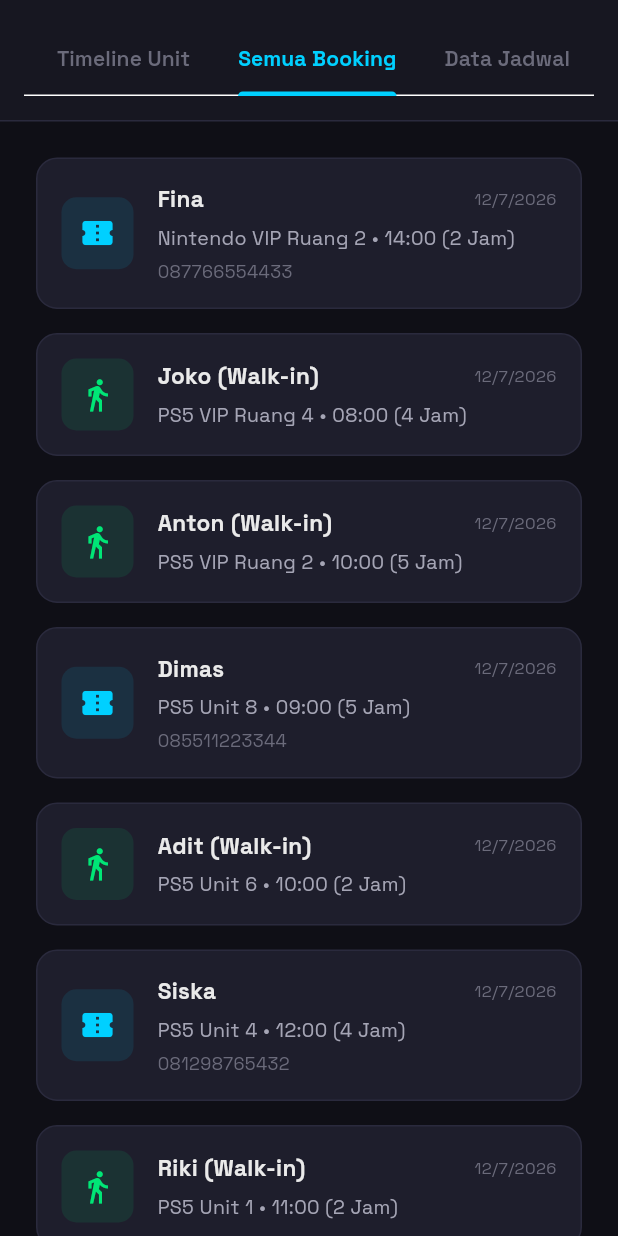
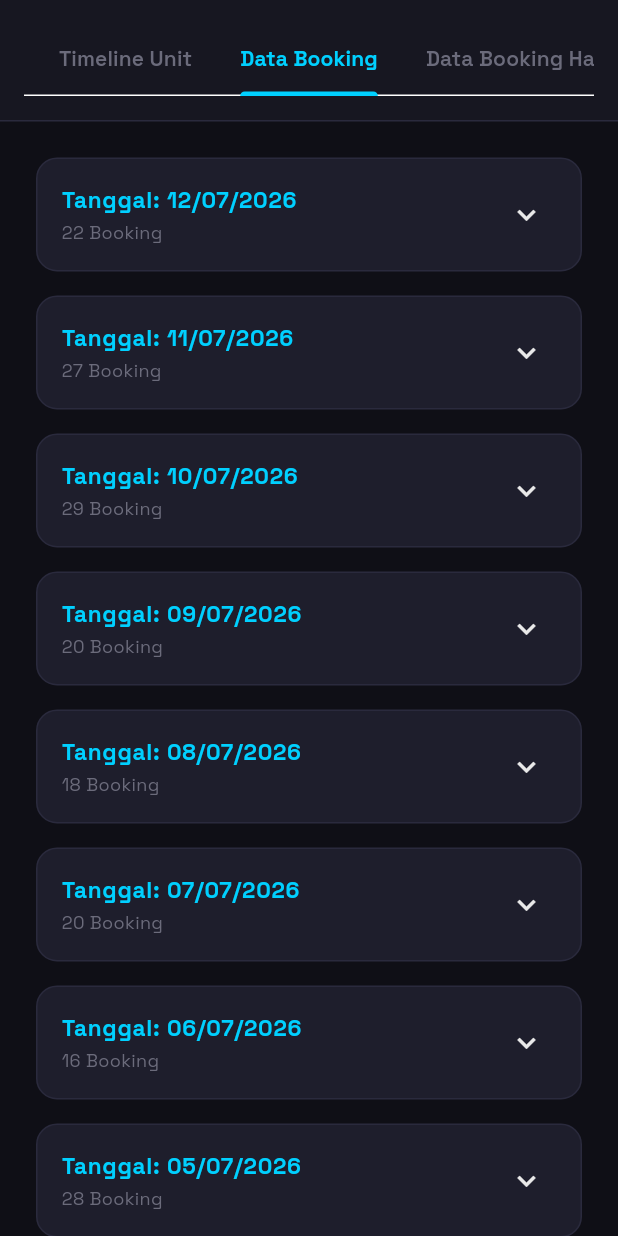
Before and after one commit to lepi-da-vinci/rental-ps-app, a Flutter app: the AdminScreen widget shown alone on an empty page, opened directly, tab 3 chosen, on a phone screen of 412 x 824 dp. Run offline on Flutter 3.47's test engine with Material 3 defaults, Android fonts, the phone set to English and light mode, and no system bars; our stand-ins replace google_fonts.

```diff
--- a/lib/data/dummy_data.dart
+++ b/lib/data/dummy_data.dart
@@ -85,101 +85,7 @@ List<UnitStatus> getDummyUnitStatus() {
   ];
 }
 
-List<Booking> getDummyBookings() {
-  final now = DateTime.now();
-  return [
-    Booking(
-      id: 'WI-DUMMY1',
-      customerName: 'Budi (Walk-in)',
-      phone: '-',
-      psType: 'PS4',
-      date: now,
-      time: '14:00',
-      duration: '2 Jam',
-      assignedUnit: 'PS4 Unit 2',
-    ),
-    Booking(
-      id: 'ONL-DUMMY2',
-      customerName: 'Sandi',
-      phone: '081234567890',
-      psType: 'PS4',
-      date: now,
-      time: '13:00',
-      duration: '4 Jam',
-      assignedUnit: 'PS4 Unit 4',
-    ),
-    Booking(
-      id: 'WI-DUMMY3',
-      customerName: 'Riki (Walk-in)',
-      phone: '-',
-      psType: 'PS5',
-      date: now,
-      time: '11:00',
-      duration: '2 Jam',
-      assignedUnit: 'PS5 Unit 1',
-    ),
-    Booking(
-      id: 'ONL-DUMMY4',
-      customerName: 'Siska',
-      phone: '081298765432',
-      psType: 'PS5',
-      date: now,
-      time: '12:00',
-      duration: '4 Jam',
-      assignedUnit: 'PS5 Unit 4',
-    ),
-    Booking(
-      id: 'WI-DUMMY5',
-      customerName: 'Adit (Walk-in)',
-      phone: '-',
-      psType: 'PS5',
-      date: now,
-      time: '10:00', // Adjusted 10:30 to 10:00 for hourly blocks
-      duration: '2 Jam',
-      assignedUnit: 'PS5 Unit 6',
-    ),
-    Booking(
-      id: 'ONL-DUMMY6',
-      customerName: 'Dimas',
-      phone: '085511223344',
-      psType: 'PS5',
-      date: now,
-      time: '09:00',
-      duration: '5 Jam',
-      assignedUnit: 'PS5 Unit 8',
-    ),
-    Booking(
-      id: 'WI-DUMMY7',
-      customerName: 'Anton (Walk-in)',
-      phone: '-',
-      psType: 'PS5 VIP',
-      date: now,
-      time: '10:00',
-      duration: '5 Jam',
-      assignedUnit: 'PS5 VIP Ruang 2',
-    ),
-    Booking(
-      id: 'WI-DUMMY8',
-      customerName: 'Joko (Walk-in)',
-      phone: '-',
-      psType: 'PS5 VIP',
-      date: now,
-      time: '08:00',
-      duration: '4 Jam',
-      assignedUnit: 'PS5 VIP Ruang 4',
-    ),
-    Booking(
-      id: 'ONL-DUMMY9',
-      customerName: 'Fina',
-      phone: '087766554433',
-      psType: 'Nintendo VIP',
-      date: now,
-      time: '14:00', // Adjusted 14:30 to 14:00
-      duration: '2 Jam',
-      assignedUnit: 'Nintendo VIP Ruang 2',
-    ),
-  ];
-}
+
 
 // ══════════════════════════════════════════
 //  Game Catalog
--- a/lib/providers/booking_provider.dart
+++ b/lib/providers/booking_provider.dart
@@ -3,6 +3,7 @@ import 'package:flutter/material.dart';
 import '../models/booking.dart';
 import '../models/ps_unit.dart';
 import '../data/dummy_data.dart';
+import '../data/dummy_bookings.dart';
 
 class BookingProvider extends ChangeNotifier {
   final List<Booking> _bookings = [];
@@ -16,7 +17,7 @@ class BookingProvider extends ChangeNotifier {
 
   BookingProvider() {
     // Muat data booking dummy awal
-    _bookings.addAll(getDummyBookings());
+    _bookings.addAll(getDummyBookings(_now));
 
     _clockTimer = Timer.periodic(const Duration(seconds: 60), (_) {
       _now = DateTime.now();
--- a/lib/screens/admin_screen.dart
+++ b/lib/screens/admin_screen.dart
@@ -63,8 +63,8 @@ class _AdminScreenState extends State<AdminScreen>
             tabs: const [
               Tab(text: 'Dashboard'),
               Tab(text: 'Timeline Unit'),
-              Tab(text: 'Semua Booking'),
-              Tab(text: 'Data Jadwal'),
+              Tab(text: 'Data Booking'),
+              Tab(text: 'Data Booking Hari Ini'),
             ],
           ),
         ),
@@ -76,7 +76,7 @@ class _AdminScreenState extends State<AdminScreen>
               _buildDashboard(),
               _buildUnitTimeline(),
               _buildBookingList(),
-              _buildDataJadwal(),
+              _buildTodayBookings(),
             ],
           ),
         ),
@@ -545,7 +545,7 @@ class _AdminScreenState extends State<AdminScreen>
   Widget _buildBookingList() {
     return Consumer<BookingProvider>(
       builder: (context, provider, child) {
-        final allBookings = provider.bookings.reversed.toList(); // newest first
+        final allBookings = provider.bookings.toList();
         if (allBookings.isEmpty) {
           return Center(
             child: Text(
@@ -555,109 +555,88 @@ class _AdminScreenState extends State<AdminScreen>
           );
         }
 
+        // Group by date string 'yyyy-MM-dd'
+        final grouped = <String, List<Booking>>{};
+        for (var b in allBookings) {
+          final dateStr = '${b.date.year}-${b.date.month.toString().padLeft(2, '0')}-${b.date.day.toString().padLeft(2, '0')}';
+          grouped.putIfAbsent(dateStr, () => []).add(b);
+        }
+
+        final sortedDates = grouped.keys.toList()..sort((a, b) => b.compareTo(a)); // newest first
+
         return ListView.separated(
           padding: const EdgeInsets.all(24),
-          itemCount: allBookings.length,
+          itemCount: sortedDates.length,
           separatorBuilder: (context, index) => const SizedBox(height: 16),
           itemBuilder: (context, index) {
-            final b = allBookings[index];
+            final dateStr = sortedDates[index];
+            final bookings = grouped[dateStr]!;
+
+            // Just for display formatting
+            final parts = dateStr.split('-');
+            final displayDate = '${parts[2]}/${parts[1]}/${parts[0]}';
+
+            return Container(
+              decoration: AppTheme.cardDecoration(),
+              child: Theme(
+                data: Theme.of(context).copyWith(dividerColor: Colors.transparent),
+                child: ExpansionTile(
+                  title: Text(
+                    'Tanggal: $displayDate',
+                    style: GoogleFonts.spaceGrotesk(
+                      fontWeight: FontWeight.bold,
+                      color: AppTheme.accentCyan,
+                    ),
+                  ),
+                  subtitle: Text(
+                    '${bookings.length} Booking',
+                    style: GoogleFonts.spaceGrotesk(
+                      color: AppTheme.textMuted,
+                      fontSize: 12,
+                    ),
+                  ),
+                  children: bookings.map((b) {
                     final isWalkIn = b.id.startsWith('WI-');
-            return Dismissible(
-              key: Key(b.id),
-              direction: DismissDirection.endToStart,
-              background: Container(
-                padding: const EdgeInsets.only(right: 20),
-                alignment: Alignment.centerRight,
-                decoration: BoxDecoration(
-                  color: AppTheme.accentRed,
-                  borderRadius: BorderRadius.circular(14),
+                    return ListTile(
+                      contentPadding: const EdgeInsets.symmetric(horizontal: 16, vertical: 4),
+                      leading: Icon(
+                        isWalkIn ? Icons.directions_walk : Icons.language,
+                        color: isWalkIn ? AppTheme.accentGreen : AppTheme.accentCyan,
                       ),
-                child: const Icon(Icons.delete_outline, color: Colors.white),
+                      title: Text(
+                        b.customerName,
+                        style: GoogleFonts.spaceGrotesk(
+                          color: AppTheme.textPrimary,
+                          fontWeight: FontWeight.bold,
+                          fontSize: 14,
                         ),
-              confirmDismiss: (direction) => _confirmDeleteDialog(context),
-              onDismissed: (direction) {
+                      ),
+                      subtitle: Text(
+                        '${b.assignedUnit} • ${b.time} (${b.duration})',
+                        style: GoogleFonts.spaceGrotesk(
+                          color: AppTheme.textMuted,
+                          fontSize: 12,
+                        ),
+                      ),
+                      trailing: IconButton(
+                        icon: const Icon(Icons.delete_outline, color: AppTheme.accentRed, size: 20),
+                        onPressed: () async {
+                          final confirm = await _confirmDeleteDialog(context);
+                          if (confirm == true) {
                             provider.removeBooking(b.id);
+                            if (context.mounted) {
                               ScaffoldMessenger.of(context).showSnackBar(
                                 SnackBar(
                                   content: Text('Booking ${b.customerName} dihapus'),
                                   backgroundColor: AppTheme.accentRed,
                                 ),
                               );
+                            }
+                          }
                         },
-              child: Container(
-                padding: const EdgeInsets.all(16),
-                decoration: AppTheme.cardDecoration(),
-                child: Row(
-                  children: [
-                    Container(
-                      padding: const EdgeInsets.all(12),
-                      decoration: BoxDecoration(
-                        color: isWalkIn
-                            ? AppTheme.accentGreen.withValues(alpha: 0.1)
-                            : AppTheme.accentCyan.withValues(alpha: 0.1),
-                        borderRadius: BorderRadius.circular(10),
                       ),
-                      child: Icon(
-                        isWalkIn
-                            ? Icons.directions_walk
-                            : Icons.confirmation_number,
-                        color: isWalkIn
-                            ? AppTheme.accentGreen
-                            : AppTheme.accentCyan,
-                        size: 24,
-                      ),
-                    ),
-                    const SizedBox(width: 16),
-                    Expanded(
-                      child: Column(
-                        crossAxisAlignment: CrossAxisAlignment.start,
-                        children: [
-                          Row(
-                            mainAxisAlignment: MainAxisAlignment.spaceBetween,
-                            children: [
-                              Expanded(
-                                child: Text(
-                                  b.customerName,
-                                  style: GoogleFonts.spaceGrotesk(
-                                    fontSize: 15,
-                                    fontWeight: FontWeight.bold,
-                                    color: AppTheme.textPrimary,
-                                  ),
-                                  maxLines: 1,
-                                  overflow: TextOverflow.ellipsis,
-                                ),
-                              ),
-                              Text(
-                                '${b.date.day}/${b.date.month}/${b.date.year}',
-                                style: GoogleFonts.spaceGrotesk(
-                                  fontSize: 11,
-                                  color: AppTheme.textMuted,
-                                ),
-                              ),
-                            ],
-                          ),
-                          const SizedBox(height: 6),
-                          Text(
-                            '${b.assignedUnit} • ${b.time} (${b.duration})',
-                            style: GoogleFonts.spaceGrotesk(
-                              fontSize: 13,
-                              color: AppTheme.textSecondary,
-                            ),
-                          ),
-                          if (!isWalkIn && b.phone != '-') ...[
-                            const SizedBox(height: 4),
-                            Text(
-                              b.phone,
-                              style: GoogleFonts.spaceGrotesk(
-                                fontSize: 12,
-                                color: AppTheme.textMuted,
-                              ),
-                            ),
-                          ],
-                        ],
-                      ),
-                    ),
-                  ],
+                    );
+                  }).toList(),
                 ),
               ),
             );
@@ -668,13 +647,13 @@ class _AdminScreenState extends State<AdminScreen>
   }
 
   // ════════════════════════════════════════════════════════
-  //  TAB 4: DATA JADWAL (Detailed View)
+  //  TAB 4: DATA BOOKING HARI INI
   // ════════════════════════════════════════════════════════
 
-  Widget _buildDataJadwal() {
+  Widget _buildTodayBookings() {
     return Consumer<BookingProvider>(
       builder: (context, provider, child) {
-        final allBookings = provider.bookings.toList();
+        final allBookings = provider.bookingsForDate(provider.now);
         // Sort by time
         allBookings.sort((a, b) => a.time.compareTo(b.time));
 
```
Also changed, not shown: lib/data/dummy_bookings.dart (added, +74 -0 lines). Lines whose indentation alone changed are shown as unchanged.
